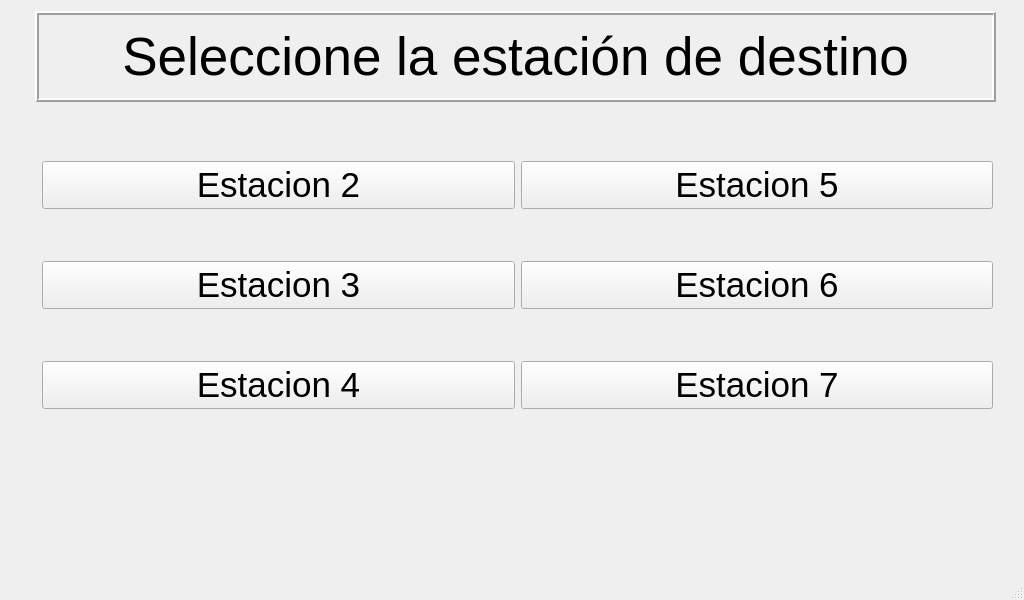
First picture: the form in mainwindow.ui, repository molautaro/interfazAGV, before the edit.
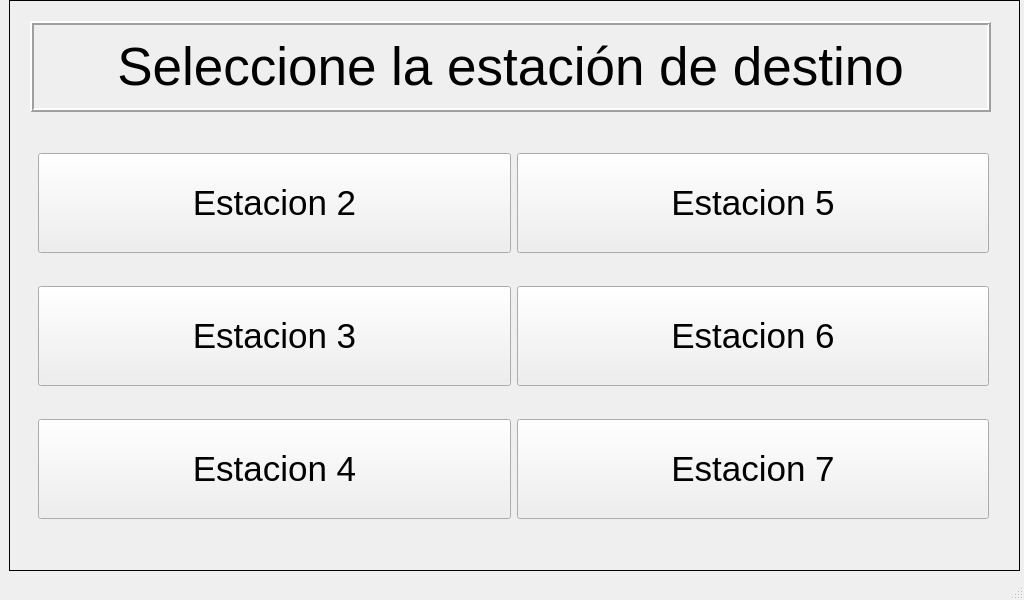
Second picture: the form after the edit.

The edit to the form file:
```diff
--- a/mainwindow.ui
+++ b/mainwindow.ui
@@ -20,11 +20,27 @@
    <string>MainWindow</string>
   </property>
   <widget class="QWidget" name="centralwidget">
+   <widget class="QStackedWidget" name="stackedWidget">
+    <property name="geometry">
+     <rect>
+      <x>9</x>
+      <y>0</y>
+      <width>1011</width>
+      <height>571</height>
+     </rect>
+    </property>
+    <property name="frameShape">
+     <enum>QFrame::Box</enum>
+    </property>
+    <property name="currentIndex">
+     <number>0</number>
+    </property>
+    <widget class="QWidget" name="page">
    <widget class="QLabel" name="label">
     <property name="geometry">
      <rect>
-      <x>35</x>
-      <y>11</y>
+        <x>20</x>
+        <y>20</y>
       <width>961</width>
       <height>91</height>
      </rect>
@@ -59,17 +75,38 @@
    <widget class="QWidget" name="">
     <property name="geometry">
      <rect>
-      <x>42</x>
-      <y>115</y>
+        <x>28</x>
+        <y>125</y>
       <width>951</width>
-      <height>341</height>
+        <height>421</height>
      </rect>
     </property>
     <layout class="QHBoxLayout" name="horizontalLayout">
      <item>
       <layout class="QVBoxLayout" name="verticalLayout">
+         <property name="topMargin">
+          <number>0</number>
+         </property>
+         <property name="bottomMargin">
+          <number>0</number>
+         </property>
        <item>
         <widget class="QPushButton" name="pushButton_9">
+           <property name="enabled">
+            <bool>true</bool>
+           </property>
+           <property name="sizePolicy">
+            <sizepolicy hsizetype="Minimum" vsizetype="Fixed">
+             <horstretch>30</horstretch>
+             <verstretch>0</verstretch>
+            </sizepolicy>
+           </property>
+           <property name="minimumSize">
+            <size>
+             <width>100</width>
+             <height>100</height>
+            </size>
+           </property>
          <property name="font">
           <font>
            <pointsize>26</pointsize>
@@ -82,6 +119,12 @@
        </item>
        <item>
         <widget class="QPushButton" name="pushButton_11">
+           <property name="minimumSize">
+            <size>
+             <width>0</width>
+             <height>100</height>
+            </size>
+           </property>
          <property name="font">
           <font>
            <pointsize>26</pointsize>
@@ -94,6 +137,12 @@
        </item>
        <item>
         <widget class="QPushButton" name="pushButton_13">
+           <property name="minimumSize">
+            <size>
+             <width>0</width>
+             <height>100</height>
+            </size>
+           </property>
          <property name="font">
           <font>
            <pointsize>26</pointsize>
@@ -110,6 +159,12 @@
       <layout class="QVBoxLayout" name="verticalLayout_2">
        <item>
         <widget class="QPushButton" name="pushButton_10">
+           <property name="minimumSize">
+            <size>
+             <width>0</width>
+             <height>100</height>
+            </size>
+           </property>
          <property name="font">
           <font>
            <pointsize>26</pointsize>
@@ -122,6 +177,12 @@
        </item>
        <item>
         <widget class="QPushButton" name="pushButton_12">
+           <property name="minimumSize">
+            <size>
+             <width>0</width>
+             <height>100</height>
+            </size>
+           </property>
          <property name="font">
           <font>
            <pointsize>26</pointsize>
@@ -134,6 +195,12 @@
        </item>
        <item>
         <widget class="QPushButton" name="pushButton_14">
+           <property name="minimumSize">
+            <size>
+             <width>0</width>
+             <height>100</height>
+            </size>
+           </property>
          <property name="font">
           <font>
            <pointsize>26</pointsize>
@@ -147,6 +214,23 @@
       </layout>
      </item>
     </layout>
+     </widget>
+    </widget>
+    <widget class="QWidget" name="page_2">
+     <widget class="QPushButton" name="pushButton">
+      <property name="geometry">
+       <rect>
+        <x>439</x>
+        <y>100</y>
+        <width>121</width>
+        <height>61</height>
+       </rect>
+      </property>
+      <property name="text">
+       <string>PushButton</string>
+      </property>
+     </widget>
+    </widget>
    </widget>
   </widget>
   <widget class="QMenuBar" name="menubar">
```
Lines whose indentation alone changed are shown as unchanged.
